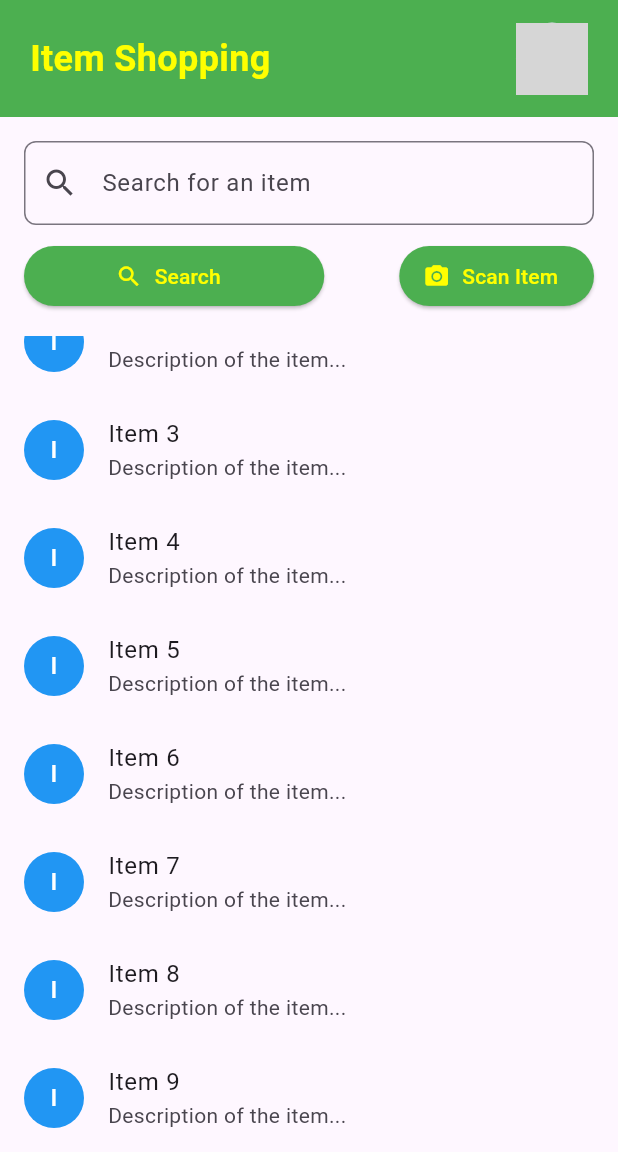
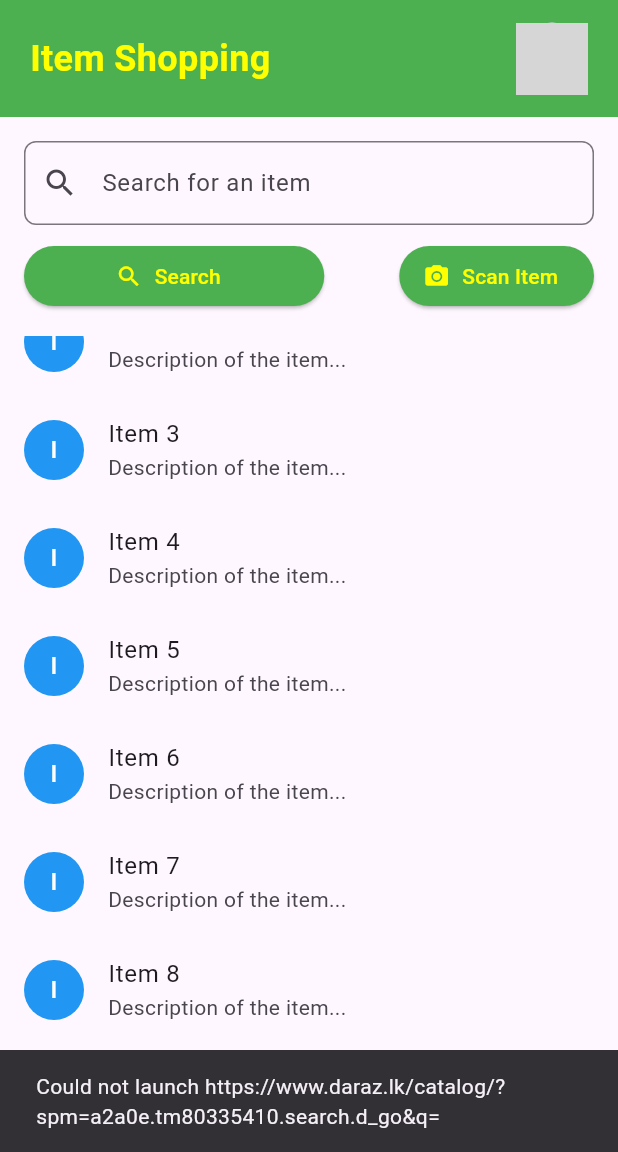
Before and after one commit to Kavishka-Ranasinghe/Buildsphere-Mobile-App, a Flutter app: the ItemShoppingScreen screen opened directly, scrolled down 176 dp, after a tap on "Search", on a phone screen of 412 x 824 dp, the part 84-1236 px from its top. Run offline on Flutter 3.47's test engine with Material 3 defaults, Android fonts, the light colour scheme and no system bars; our stand-ins replace image_picker, shared_preferences; accounts and stored records are empty; grey boxes are pictures that could not be loaded.

Commit message:
updated daraz.lk url link director

```diff
--- a/lib/c_item_shopping.dart
+++ b/lib/c_item_shopping.dart
@@ -6,18 +6,19 @@ import 'app_drawer.dart';
 class ItemShoppingScreen extends StatelessWidget {
   const ItemShoppingScreen({super.key});
 
-  Future<void> _searchItem(String query) async {
-    // Daraz search URL
-    final darazUrl = 'https://www.daraz.lk/catalog/?spm=a2a0e.tm80335410.search.d_go&q=$query.';
-
-    // Check if the URL can be launched
-    if (await canLaunchUrl(Uri.parse(darazUrl))) {
+  // Function to search for an item
+  void _searchItem(String query, BuildContext context) async {
+    final url =
+        'https://www.daraz.lk/catalog/?spm=a2a0e.tm80335410.search.d_go&q=${Uri.encodeComponent(query)}';
+    if (await canLaunchUrl(Uri.parse(url))) {
       await launchUrl(
-        Uri.parse(darazUrl),
-        mode: LaunchMode.externalApplication, // Tries to open in app if possible
+        Uri.parse(url),
+        mode: LaunchMode.externalApplication,
       );
     } else {
-      throw 'Could not launch $darazUrl';
+      ScaffoldMessenger.of(context).showSnackBar(
+        SnackBar(content: Text('Could not launch $url')),
+      );
     }
   }
 
@@ -37,7 +38,7 @@ class ItemShoppingScreen extends StatelessWidget {
         ),
         backgroundColor: Colors.green,
       ),
-      drawer: const AppDrawer(), // Add the AppDrawer here
+      drawer: const AppDrawer(),
       body: Column(
         children: [
           Container(
@@ -88,7 +89,7 @@ class ItemShoppingScreen extends StatelessWidget {
                       borderRadius: BorderRadius.circular(8.0),
                     ),
                   ),
-                  onSubmitted: (query) => _searchItem(query), // Call _searchItem with query
+                  onSubmitted: (query) => _searchItem(query, context),
                 ),
                 const SizedBox(height: 10),
                 Row(
@@ -101,7 +102,7 @@ class ItemShoppingScreen extends StatelessWidget {
                           backgroundColor: Colors.green,
                           foregroundColor: Colors.yellowAccent,
                         ),
-                        onPressed: () => _searchItem(searchController.text), // Search button
+                        onPressed: () => _searchItem(searchController.text, context),
                       ),
                     ),
                     const SizedBox(width: 50),
```
